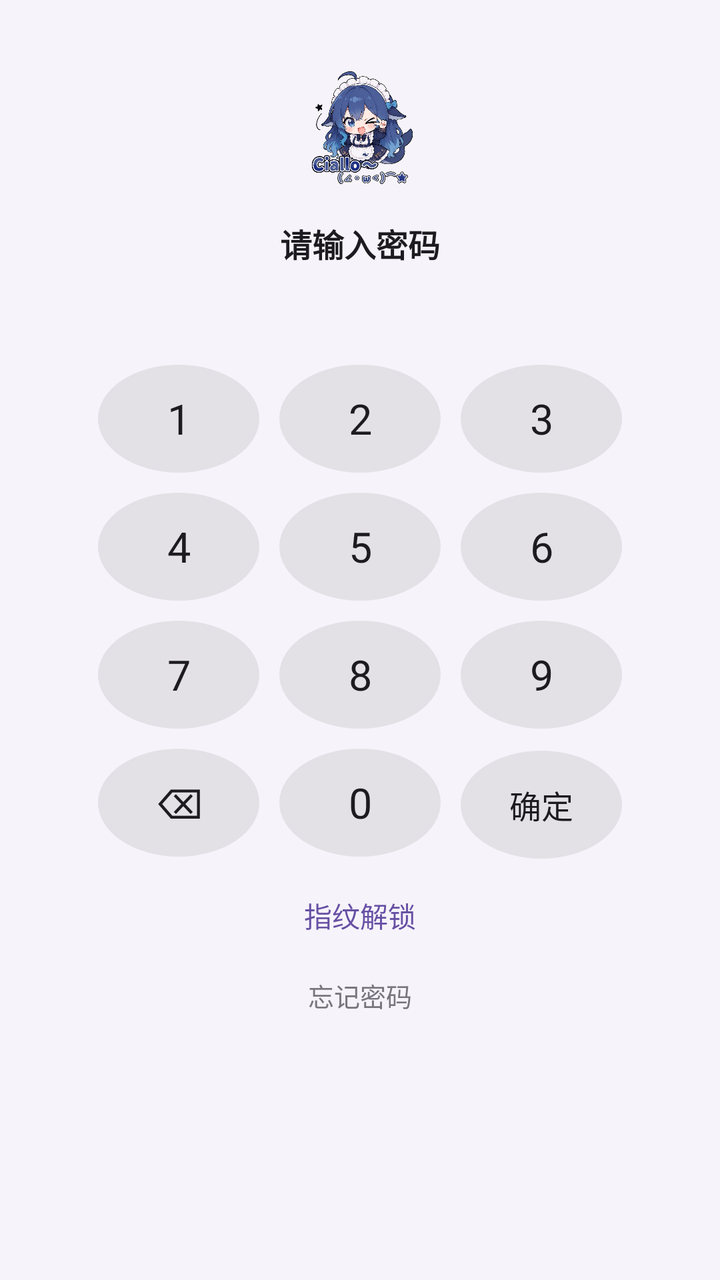
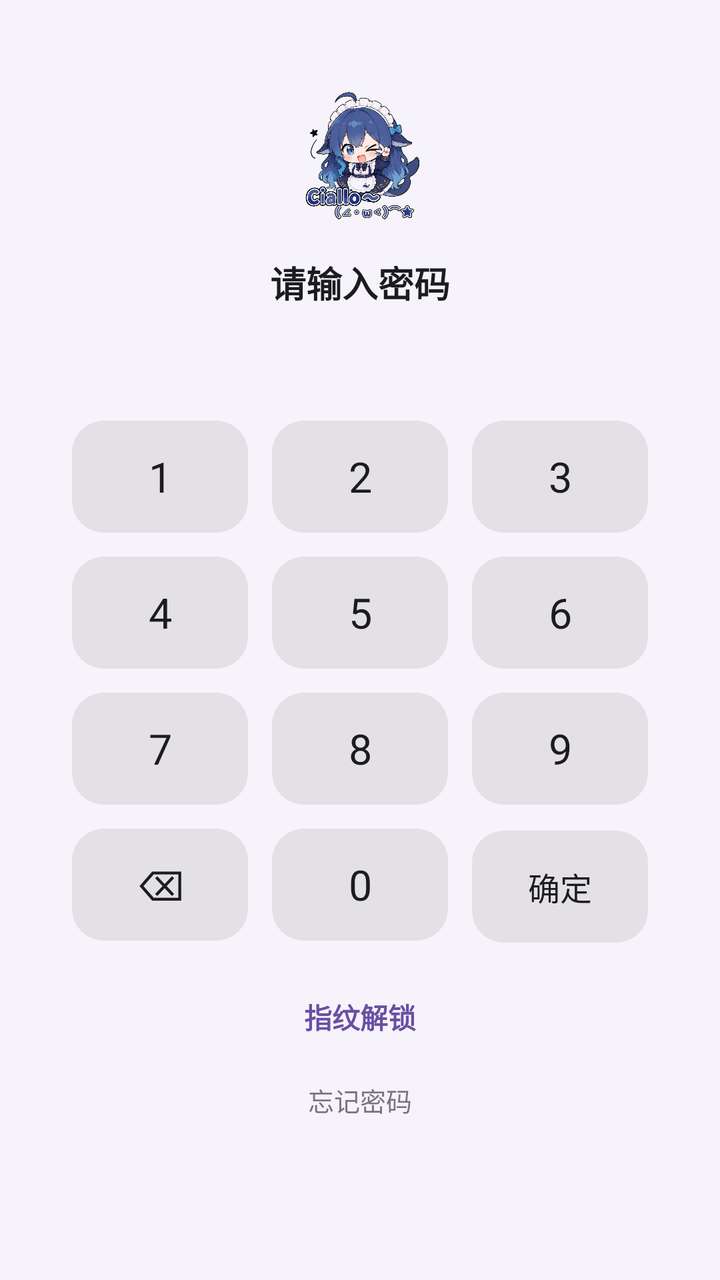

The first picture is an Android layout as it rendered before a commit; the second is the same layout after the commit. The layout source and the unified diff follow.
<!-- AndroidManifest.xml: application theme RxHTheme -->
<!-- res/layout/fragment_lock.xml -->
<?xml version="1.0" encoding="utf-8"?>
<ScrollView xmlns:android="http://schemas.android.com/apk/res/android"
    android:layout_width="match_parent" android:layout_height="match_parent"
    android:background="@color/background" android:fillViewport="true">
<LinearLayout
    android:layout_width="match_parent" android:layout_height="wrap_content"
    android:orientation="vertical" android:gravity="center_horizontal"
    android:padding="20dp">

    <ImageView android:layout_width="64dp" android:layout_height="64dp"
        android:layout_marginTop="12dp" android:src="@drawable/ic_app_logo"
        android:scaleType="fitCenter" android:contentDescription="@string/lock_enter" />

    <TextView android:id="@+id/tv_lock_title" android:layout_width="wrap_content"
        android:layout_height="wrap_content" android:layout_marginTop="14dp"
        android:gravity="center" android:text="@string/lock_enter"
        android:textColor="@color/text_primary" android:textSize="16sp"
        android:textStyle="bold" />

    <LinearLayout android:id="@+id/dot_row" android:layout_width="wrap_content"
        android:layout_height="18dp" android:layout_marginTop="14dp"
        android:gravity="center" android:orientation="horizontal" />

    <TextView android:id="@+id/tv_lock_error" android:layout_width="wrap_content"
        android:layout_height="wrap_content" android:layout_marginTop="6dp"
        android:textColor="#FFEF4444" android:textSize="13sp"
        android:visibility="gone" />

    <LinearLayout android:layout_width="272dp" android:layout_height="wrap_content"
        android:layout_marginTop="12dp" android:orientation="vertical">
            <LinearLayout android:layout_width="match_parent"
                android:layout_height="wrap_content" android:orientation="horizontal">
                <TextView android:id="@+id/btn_key_1"
                    android:layout_width="0dp" android:layout_height="54dp"
                    android:layout_weight="1" android:layout_margin="5dp"
                    android:background="@drawable/bg_keypad_key" android:gravity="center"
                    android:text="1" android:textColor="@color/text_primary"
                    android:textSize="21sp" android:clickable="true"
                    android:focusable="false" />
                <TextView android:id="@+id/btn_key_2"
                    android:layout_width="0dp" android:layout_height="54dp"
                    android:layout_weight="1" android:layout_margin="5dp"
                    android:background="@drawable/bg_keypad_key" android:gravity="center"
                    android:text="2" android:textColor="@color/text_primary"
                    android:textSize="21sp" android:clickable="true"
                    android:focusable="false" />
                <TextView android:id="@+id/btn_key_3"
                    android:layout_width="0dp" android:layout_height="54dp"
                    android:layout_weight="1" android:layout_margin="5dp"
                    android:background="@drawable/bg_keypad_key" android:gravity="center"
                    android:text="3" android:textColor="@color/text_primary"
                    android:textSize="21sp" android:clickable="true"
                    android:focusable="false" />
            </LinearLayout>
            <LinearLayout android:layout_width="match_parent"
                android:layout_height="wrap_content" android:orientation="horizontal">
                <TextView android:id="@+id/btn_key_4"
                    android:layout_width="0dp" android:layout_height="54dp"
                    android:layout_weight="1" android:layout_margin="5dp"
                    android:background="@drawable/bg_keypad_key" android:gravity="center"
                    android:text="4" android:textColor="@color/text_primary"
                    android:textSize="21sp" android:clickable="true"
                    android:focusable="false" />
                <TextView android:id="@+id/btn_key_5"
                    android:layout_width="0dp" android:layout_height="54dp"
                    android:layout_weight="1" android:layout_margin="5dp"
                    android:background="@drawable/bg_keypad_key" android:gravity="center"
                    android:text="5" android:textColor="@color/text_primary"
                    android:textSize="21sp" android:clickable="true"
                    android:focusable="false" />
                <TextView android:id="@+id/btn_key_6"
                    android:layout_width="0dp" android:layout_height="54dp"
                    android:layout_weight="1" android:layout_margin="5dp"
                    android:background="@drawable/bg_keypad_key" android:gravity="center"
                    android:text="6" android:textColor="@color/text_primary"
                    android:textSize="21sp" android:clickable="true"
                    android:focusable="false" />
            </LinearLayout>
            <LinearLayout android:layout_width="match_parent"
                android:layout_height="wrap_content" android:orientation="horizontal">
                <TextView android:id="@+id/btn_key_7"
                    android:layout_width="0dp" android:layout_height="54dp"
                    android:layout_weight="1" android:layout_margin="5dp"
                    android:background="@drawable/bg_keypad_key" android:gravity="center"
                    android:text="7" android:textColor="@color/text_primary"
                    android:textSize="21sp" android:clickable="true"
                    android:focusable="false" />
                <TextView android:id="@+id/btn_key_8"
                    android:layout_width="0dp" android:layout_height="54dp"
                    android:layout_weight="1" android:layout_margin="5dp"
                    android:background="@drawable/bg_keypad_key" android:gravity="center"
                    android:text="8" android:textColor="@color/text_primary"
                    android:textSize="21sp" android:clickable="true"
                    android:focusable="false" />
                <TextView android:id="@+id/btn_key_9"
                    android:layout_width="0dp" android:layout_height="54dp"
                    android:layout_weight="1" android:layout_margin="5dp"
                    android:background="@drawable/bg_keypad_key" android:gravity="center"
                    android:text="9" android:textColor="@color/text_primary"
                    android:textSize="21sp" android:clickable="true"
                    android:focusable="false" />
            </LinearLayout>
            <LinearLayout android:layout_width="match_parent"
                android:layout_height="wrap_content" android:orientation="horizontal">
                <TextView android:id="@+id/btn_key_del"
                    android:layout_width="0dp" android:layout_height="54dp"
                    android:layout_weight="1" android:layout_margin="5dp"
                    android:background="@drawable/bg_keypad_key" android:gravity="center"
                    android:text="⌫" android:textColor="@color/text_primary"
                    android:textSize="21sp" android:clickable="true"
                    android:focusable="false" />
                <TextView android:id="@+id/btn_key_0"
                    android:layout_width="0dp" android:layout_height="54dp"
                    android:layout_weight="1" android:layout_margin="5dp"
                    android:background="@drawable/bg_keypad_key" android:gravity="center"
                    android:text="0" android:textColor="@color/text_primary"
                    android:textSize="21sp" android:clickable="true"
                    android:focusable="false" />
                <TextView android:id="@+id/btn_key_ok"
                    android:layout_width="0dp" android:layout_height="54dp"
                    android:layout_weight="1" android:layout_margin="5dp"
                    android:background="@drawable/bg_keypad_key" android:gravity="center"
                    android:text="确定" android:textColor="@color/text_primary"
                    android:textSize="16sp" android:clickable="true"
                    android:focusable="false" />
            </LinearLayout>
    </LinearLayout>

    <TextView android:id="@+id/tv_lock_finger" android:layout_width="wrap_content"
        android:layout_height="wrap_content" android:layout_marginTop="4dp"
        android:padding="10dp" android:text="@string/lock_fp_start"
        android:textColor="@color/primary" android:textSize="14sp"
        android:clickable="true" android:focusable="false" />
    <TextView android:id="@+id/tv_forgot" android:layout_width="wrap_content"
        android:layout_height="wrap_content" android:padding="10dp"
        android:text="@string/lock_forgot" android:textColor="@color/text_hint"
        android:textSize="13sp" android:clickable="true" android:focusable="false" />
</LinearLayout>
</ScrollView>
<!-- resources referenced by this layout -->
<resources>
  <color name="background">#F6F3FA</color>
  <color name="primary">#6750A4</color>
  <color name="text_hint">#79747E</color>
  <color name="text_primary">#1C1B1F</color>
  <!-- drawable bg_keypad_key (drawable) -->
  <shape xmlns:android="http://schemas.android.com/apk/res/android" android:shape="oval">
      <solid android:color="#14000000" />
  </shape>
  <!-- drawable ic_app_logo: png bitmap (drawable, 850833 bytes) -->
  <string name="lock_enter">请输入密码</string>
  <string name="lock_forgot">忘记密码</string>
  <string name="lock_fp_start">指纹解锁</string>
  <style name="RxHTheme" parent="@android:style/Theme.Material.Light.NoActionBar">
          <item name="android:colorPrimary">#6750A4</item>
          <item name="android:colorAccent">#6750A4</item>
          <item name="android:windowNoTitle">true</item>
          <item name="android:windowActionBar">false</item>
          <item name="android:statusBarColor">@android:color/transparent</item>
          <item name="android:navigationBarColor">@android:color/transparent</item>
          <item name="android:windowTranslucentStatus">false</item>
          <item name="android:windowTranslucentNavigation">false</item>
          <item name="android:windowLightStatusBar">false</item>
          <item name="android:windowLightNavigationBar">true</item>
      </style>
</resources>

<!-- the commit's change to res/layout/fragment_lock.xml (unified diff, before → after) -->
@@ -5,16 +5,16 @@
 <LinearLayout
     android:layout_width="match_parent" android:layout_height="wrap_content"
     android:orientation="vertical" android:gravity="center_horizontal"
-    android:padding="20dp">
+    android:padding="24dp">
 
-    <ImageView android:layout_width="64dp" android:layout_height="64dp"
-        android:layout_marginTop="12dp" android:src="@drawable/ic_app_logo"
+    <ImageView android:layout_width="72dp" android:layout_height="72dp"
+        android:layout_marginTop="18dp" android:src="@drawable/ic_app_logo"
         android:scaleType="fitCenter" android:contentDescription="@string/lock_enter" />
 
     <TextView android:id="@+id/tv_lock_title" android:layout_width="wrap_content"
         android:layout_height="wrap_content" android:layout_marginTop="14dp"
         android:gravity="center" android:text="@string/lock_enter"
-        android:textColor="@color/text_primary" android:textSize="16sp"
+        android:textColor="@color/text_primary" android:textSize="18sp"
         android:textStyle="bold" />
 
     <LinearLayout android:id="@+id/dot_row" android:layout_width="wrap_content"
@@ -26,27 +26,27 @@
         android:textColor="#FFEF4444" android:textSize="13sp"
         android:visibility="gone" />
 
-    <LinearLayout android:layout_width="272dp" android:layout_height="wrap_content"
-        android:layout_marginTop="12dp" android:orientation="vertical">
+    <LinearLayout android:layout_width="300dp" android:layout_height="wrap_content"
+        android:layout_marginTop="18dp" android:orientation="vertical">
             <LinearLayout android:layout_width="match_parent"
                 android:layout_height="wrap_content" android:orientation="horizontal">
                 <TextView android:id="@+id/btn_key_1"
-                    android:layout_width="0dp" android:layout_height="54dp"
-                    android:layout_weight="1" android:layout_margin="5dp"
+                    android:layout_width="0dp" android:layout_height="56dp"
+                    android:layout_weight="1" android:layout_margin="6dp"
                     android:background="@drawable/bg_keypad_key" android:gravity="center"
                     android:text="1" android:textColor="@color/text_primary"
                     android:textSize="21sp" android:clickable="true"
                     android:focusable="false" />
                 <TextView android:id="@+id/btn_key_2"
-                    android:layout_width="0dp" android:layout_height="54dp"
-                    android:layout_weight="1" android:layout_margin="5dp"
+                    android:layout_width="0dp" android:layout_height="56dp"
+                    android:layout_weight="1" android:layout_margin="6dp"
                     android:background="@drawable/bg_keypad_key" android:gravity="center"
                     android:text="2" android:textColor="@color/text_primary"
                     android:textSize="21sp" android:clickable="true"
                     android:focusable="false" />
                 <TextView android:id="@+id/btn_key_3"
-                    android:layout_width="0dp" android:layout_height="54dp"
-                    android:layout_weight="1" android:layout_margin="5dp"
+                    android:layout_width="0dp" android:layout_height="56dp"
+                    android:layout_weight="1" android:layout_margin="6dp"
                     android:background="@drawable/bg_keypad_key" android:gravity="center"
                     android:text="3" android:textColor="@color/text_primary"
                     android:textSize="21sp" android:clickable="true"
@@ -55,22 +55,22 @@
             <LinearLayout android:layout_width="match_parent"
                 android:layout_height="wrap_content" android:orientation="horizontal">
                 <TextView android:id="@+id/btn_key_4"
-                    android:layout_width="0dp" android:layout_height="54dp"
-                    android:layout_weight="1" android:layout_margin="5dp"
+                    android:layout_width="0dp" android:layout_height="56dp"
+                    android:layout_weight="1" android:layout_margin="6dp"
                     android:background="@drawable/bg_keypad_key" android:gravity="center"
                     android:text="4" android:textColor="@color/text_primary"
                     android:textSize="21sp" android:clickable="true"
                     android:focusable="false" />
                 <TextView android:id="@+id/btn_key_5"
-                    android:layout_width="0dp" android:layout_height="54dp"
-                    android:layout_weight="1" android:layout_margin="5dp"
+                    android:layout_width="0dp" android:layout_height="56dp"
+                    android:layout_weight="1" android:layout_margin="6dp"
                     android:background="@drawable/bg_keypad_key" android:gravity="center"
                     android:text="5" android:textColor="@color/text_primary"
                     android:textSize="21sp" android:clickable="true"
                     android:focusable="false" />
                 <TextView android:id="@+id/btn_key_6"
-                    android:layout_width="0dp" android:layout_height="54dp"
-                    android:layout_weight="1" android:layout_margin="5dp"
+                    android:layout_width="0dp" android:layout_height="56dp"
+                    android:layout_weight="1" android:layout_margin="6dp"
                     android:background="@drawable/bg_keypad_key" android:gravity="center"
                     android:text="6" android:textColor="@color/text_primary"
                     android:textSize="21sp" android:clickable="true"
@@ -79,22 +79,22 @@
             <LinearLayout android:layout_width="match_parent"
                 android:layout_height="wrap_content" android:orientation="horizontal">
                 <TextView android:id="@+id/btn_key_7"
-                    android:layout_width="0dp" android:layout_height="54dp"
-                    android:layout_weight="1" android:layout_margin="5dp"
+                    android:layout_width="0dp" android:layout_height="56dp"
+                    android:layout_weight="1" android:layout_margin="6dp"
                     android:background="@drawable/bg_keypad_key" android:gravity="center"
                     android:text="7" android:textColor="@color/text_primary"
                     android:textSize="21sp" android:clickable="true"
                     android:focusable="false" />
                 <TextView android:id="@+id/btn_key_8"
-                    android:layout_width="0dp" android:layout_height="54dp"
-                    android:layout_weight="1" android:layout_margin="5dp"
+                    android:layout_width="0dp" android:layout_height="56dp"
+                    android:layout_weight="1" android:layout_margin="6dp"
                     android:background="@drawable/bg_keypad_key" android:gravity="center"
                     android:text="8" android:textColor="@color/text_primary"
                     android:textSize="21sp" android:clickable="true"
                     android:focusable="false" />
                 <TextView android:id="@+id/btn_key_9"
-                    android:layout_width="0dp" android:layout_height="54dp"
-                    android:layout_weight="1" android:layout_margin="5dp"
+                    android:layout_width="0dp" android:layout_height="56dp"
+                    android:layout_weight="1" android:layout_margin="6dp"
                     android:background="@drawable/bg_keypad_key" android:gravity="center"
                     android:text="9" android:textColor="@color/text_primary"
                     android:textSize="21sp" android:clickable="true"
@@ -103,22 +103,22 @@
             <LinearLayout android:layout_width="match_parent"
                 android:layout_height="wrap_content" android:orientation="horizontal">
                 <TextView android:id="@+id/btn_key_del"
-                    android:layout_width="0dp" android:layout_height="54dp"
-                    android:layout_weight="1" android:layout_margin="5dp"
+                    android:layout_width="0dp" android:layout_height="56dp"
+                    android:layout_weight="1" android:layout_margin="6dp"
                     android:background="@drawable/bg_keypad_key" android:gravity="center"
                     android:text="⌫" android:textColor="@color/text_primary"
                     android:textSize="21sp" android:clickable="true"
                     android:focusable="false" />
                 <TextView android:id="@+id/btn_key_0"
-                    android:layout_width="0dp" android:layout_height="54dp"
-                    android:layout_weight="1" android:layout_margin="5dp"
+                    android:layout_width="0dp" android:layout_height="56dp"
+                    android:layout_weight="1" android:layout_margin="6dp"
                     android:background="@drawable/bg_keypad_key" android:gravity="center"
                     android:text="0" android:textColor="@color/text_primary"
                     android:textSize="21sp" android:clickable="true"
                     android:focusable="false" />
                 <TextView android:id="@+id/btn_key_ok"
-                    android:layout_width="0dp" android:layout_height="54dp"
-                    android:layout_weight="1" android:layout_margin="5dp"
+                    android:layout_width="0dp" android:layout_height="56dp"
+                    android:layout_weight="1" android:layout_margin="6dp"
                     android:background="@drawable/bg_keypad_key" android:gravity="center"
                     android:text="确定" android:textColor="@color/text_primary"
                     android:textSize="16sp" android:clickable="true"
@@ -127,9 +127,12 @@
     </LinearLayout>
 
     <TextView android:id="@+id/tv_lock_finger" android:layout_width="wrap_content"
-        android:layout_height="wrap_content" android:layout_marginTop="4dp"
-        android:padding="10dp" android:text="@string/lock_fp_start"
-        android:textColor="@color/primary" android:textSize="14sp"
+        android:layout_height="wrap_content" android:layout_marginTop="10dp"
+        android:minWidth="140dp" android:minHeight="44dp" android:gravity="center"
+        android:paddingLeft="18dp" android:paddingRight="18dp"
+        android:background="?android:attr/selectableItemBackgroundBorderless"
+        android:text="@string/lock_fp_start" android:textColor="@color/primary"
+        android:textSize="14sp" android:textStyle="bold"
         android:clickable="true" android:focusable="false" />
     <TextView android:id="@+id/tv_forgot" android:layout_width="wrap_content"
         android:layout_height="wrap_content" android:padding="10dp"
<!-- resource entries referenced after the edit -->
@@ -5,7 +5,8 @@
   <color name="text_hint">#79747E</color>
   <color name="text_primary">#1C1B1F</color>
   <!-- drawable bg_keypad_key (drawable) -->
-  <shape xmlns:android="http://schemas.android.com/apk/res/android" android:shape="oval">
+  <shape xmlns:android="http://schemas.android.com/apk/res/android" android:shape="rectangle">
+      <corners android:radius="16dp" />
       <solid android:color="#14000000" />
   </shape>
   <!-- drawable ic_app_logo: png bitmap (drawable, 850833 bytes) -->
